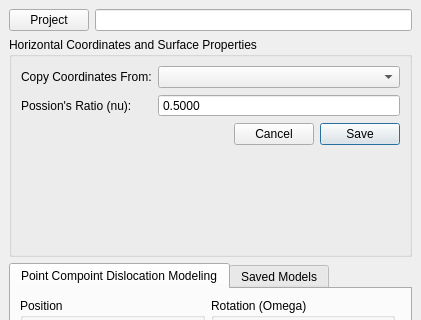
Before: the Qt Designer form PCDMWidget.ui in kateyy/geohazardvis_modeling_pCDM, drawn with Qt 5; both pictures show x 0 to 421 and y 0 to 320 of the 421 by 598 pixel window.
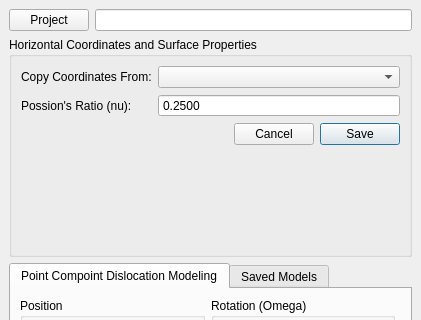
After: the same form once the commit is applied. The open tabs and pages were chosen to show the change.

Commit message: Fix input value ranges: nu, DV

Patch:
```diff
--- a/PCDMWidget.ui
+++ b/PCDMWidget.ui
@@ -201,12 +201,18 @@
              <property name="decimals">
               <number>4</number>
              </property>
-             <property name="maximum">
-              <double>1.000000000000000</double>
+             <property name="minimum">
+              <double>-1.000000000000000</double>
              </property>
-             <property name="value">
+             <property name="maximum">
               <double>0.500000000000000</double>
              </property>
+             <property name="singleStep">
+              <double>0.100000000000000</double>
+             </property>
+             <property name="value">
+              <double>0.250000000000000</double>
+             </property>
             </widget>
            </item>
            <item row="2" column="0" colspan="2">
```
Left out of the diff: 6 changed lines with no effect on the pictures. The commit also changes 1 other file.
